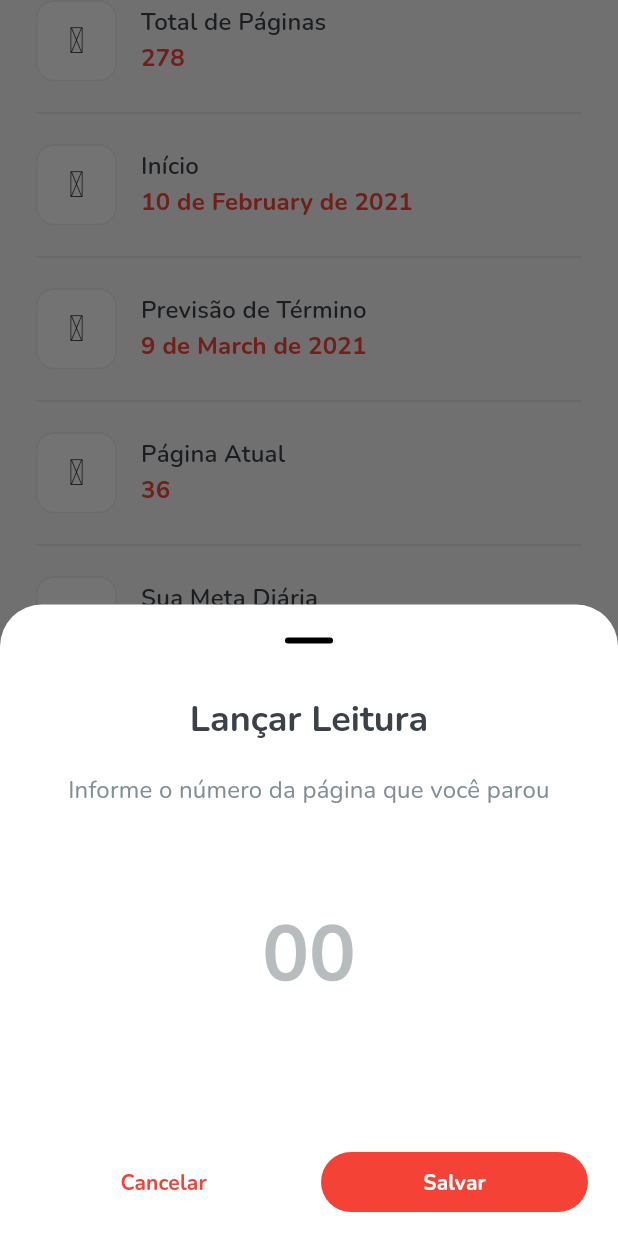
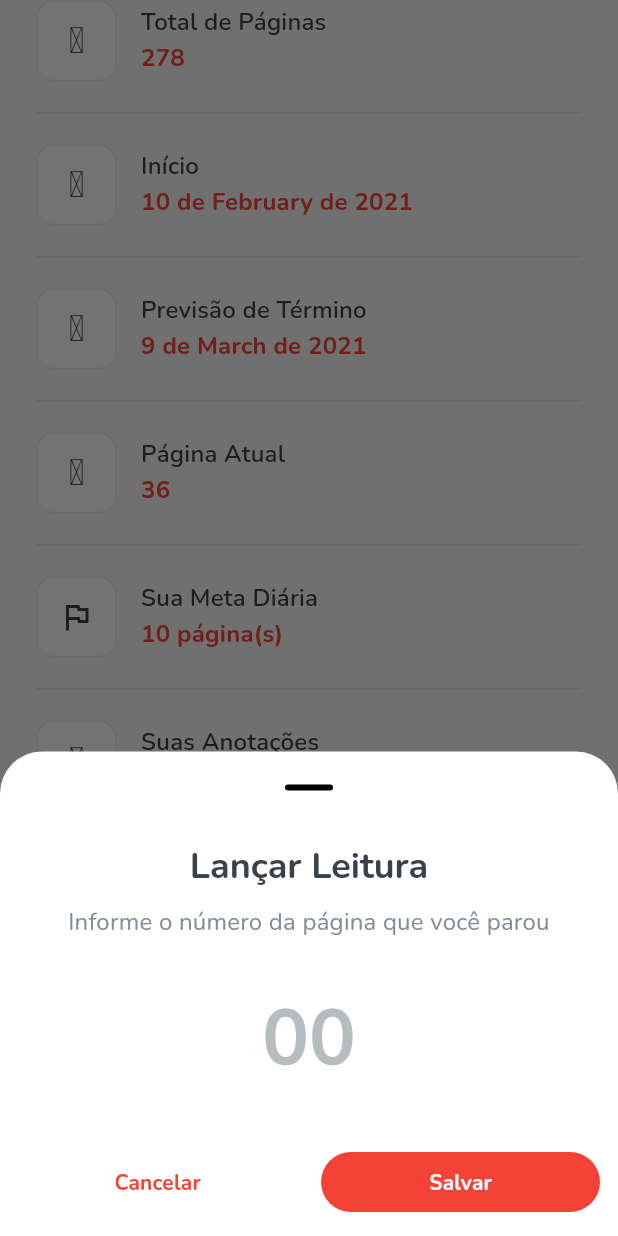
Before and after one commit to kamisou/minha-leitura-app, a Flutter app: the BookDetailsScreen screen opened directly with empty values, scrolled down 550 dp, after a tap on "Lançar Leitura", on a phone screen of 412 x 824 dp. Run offline on Flutter 3.47's test engine with Material 2 defaults, Android fonts, the phone set to English and light mode, and no system bars; our stand-ins replace dio, flutter_feather_icons, flutter_hooks, flutter_riverpod, flutter_secure_storage, flutter_svg and 7 more; accounts and stored records are empty; generated files the repository leaves out were written again; network calls fail.

Commit message:
:recycle:

```diff
--- a/lib/books/presentation/dialogs/new_note_dialog.dart
+++ b/lib/books/presentation/dialogs/new_note_dialog.dart
@@ -7,7 +7,9 @@ class NewNoteDialog extends StatelessWidget {
 
   @override
   Widget build(BuildContext context) {
-    return Column(
+    return Padding(
+      padding: const EdgeInsets.all(12),
+      child: Column(
         children: [
           Text(
             'Nova nota',
@@ -39,6 +41,7 @@ class NewNoteDialog extends StatelessWidget {
             ],
           ),
         ],
+      ),
     );
   }
 }
--- a/lib/books/presentation/dialogs/new_reading_dialog.dart
+++ b/lib/books/presentation/dialogs/new_reading_dialog.dart
@@ -12,7 +12,9 @@ class NewReadingDialog extends HookWidget {
   Widget build(BuildContext context) {
     final pages = useState(const Pages());
 
-    return Column(
+    return Padding(
+      padding: const EdgeInsets.all(12),
+      child: Column(
         mainAxisSize: MainAxisSize.min,
         children: [
           Text(
@@ -21,7 +23,7 @@ class NewReadingDialog extends HookWidget {
                   color: Theme.of(context).colorExtension?.gray[800],
                 ),
           ),
-        const SizedBox(height: 20),
+          const SizedBox(height: 10),
           Text(
             'Informe o número da página que você parou',
             style: Theme.of(context).textTheme.titleMedium?.copyWith(
@@ -29,7 +31,7 @@ class NewReadingDialog extends HookWidget {
                 ),
             textAlign: TextAlign.center,
           ),
-        const SizedBox(height: 48),
+          const SizedBox(height: 16),
           TextFormField(
             textAlign: TextAlign.center,
             decoration: InputDecoration(
@@ -56,7 +58,7 @@ class NewReadingDialog extends HookWidget {
               _ => null,
             },
           ),
-        const SizedBox(height: 80),
+          const SizedBox(height: 24),
           Row(
             children: [
               Expanded(
@@ -78,6 +80,7 @@ class NewReadingDialog extends HookWidget {
             height: MediaQuery.of(context).viewInsets.bottom,
           ),
         ],
+      ),
     );
   }
 }
--- a/lib/books/presentation/pages/book_details_page.dart
+++ b/lib/books/presentation/pages/book_details_page.dart
@@ -99,10 +99,7 @@ class BookDetailsPage extends HookConsumerWidget {
               backgroundColor: Theme.of(context).colorScheme.background,
               isScrollControlled: true,
               showDragHandle: true,
-              builder: (context) => const Padding(
-                padding: EdgeInsets.symmetric(horizontal: 20, vertical: 12),
-                child: NewReadingDialog(),
-              ),
+              builder: (context) => const NewReadingDialog(),
             ).then(
               (value) => value != null
                   ? ref
--- a/lib/books/presentation/pages/book_notes_page.dart
+++ b/lib/books/presentation/pages/book_notes_page.dart
@@ -31,11 +31,9 @@ class BookNotesPage extends StatelessWidget {
             onPressed: () => showModalBottomSheet<void>(
               backgroundColor: Theme.of(context).colorScheme.background,
               context: context,
+              isScrollControlled: true,
               showDragHandle: true,
-              builder: (context) => const Padding(
-                padding: EdgeInsets.symmetric(horizontal: 20),
-                child: NewNoteDialog(),
-              ),
+              builder: (context) => const NewNoteDialog(),
             ),
             icon: const Icon(UniconsLine.edit),
             label: const Text('Adicionar anotação'),
```
Lines whose indentation alone changed are shown as unchanged.
